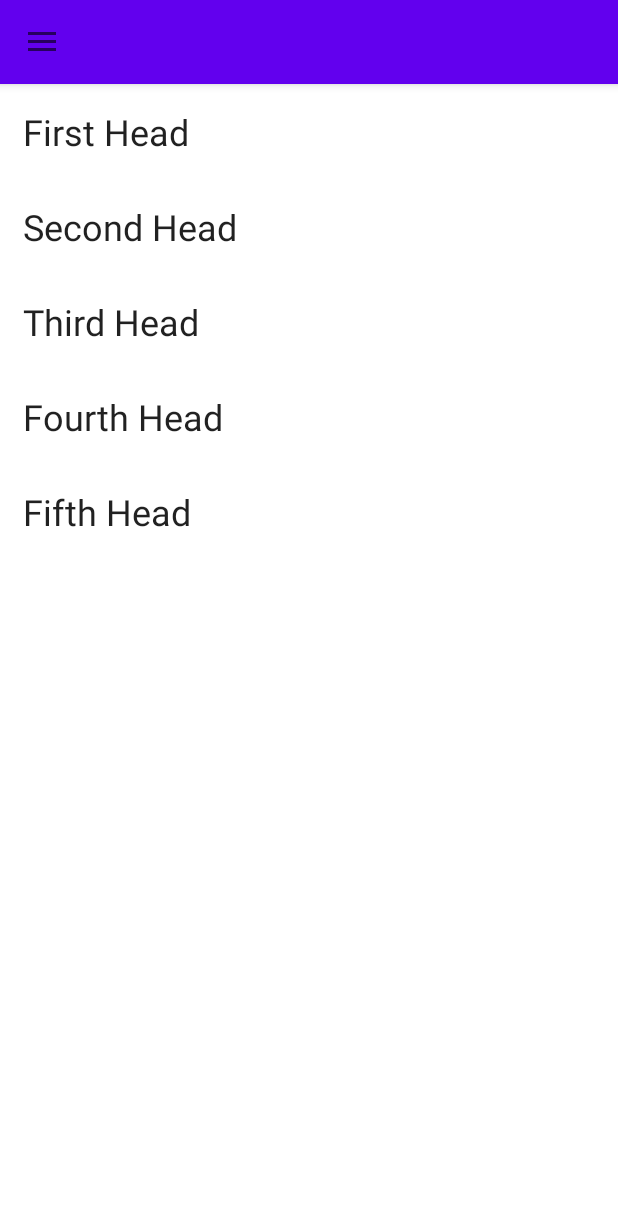
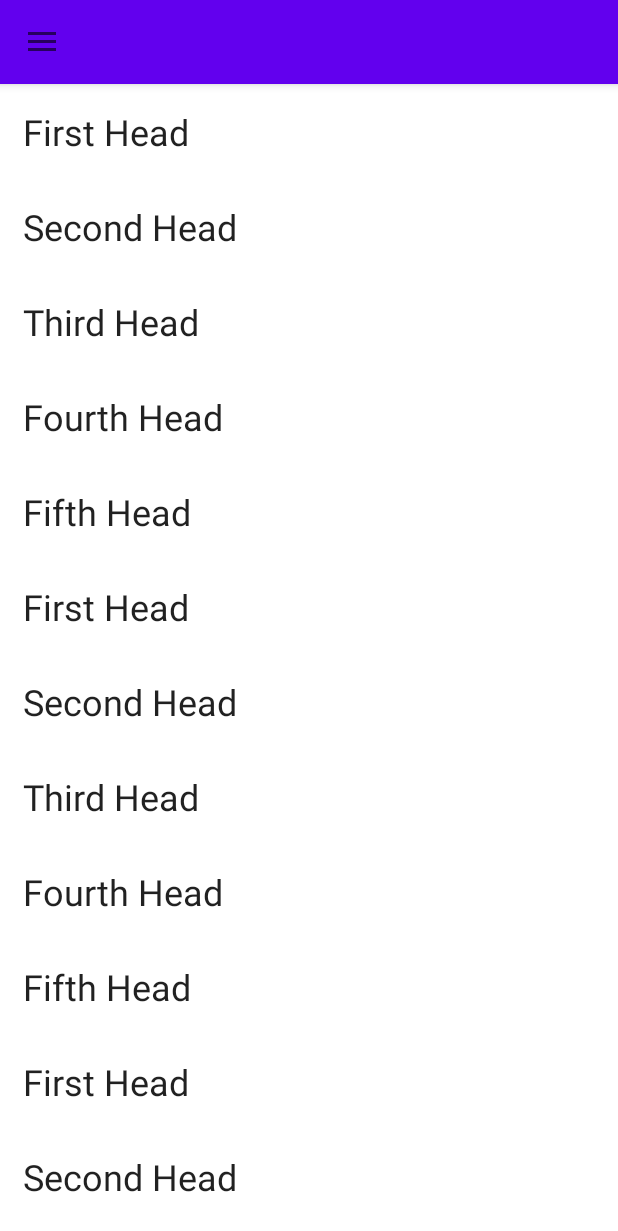
Before and after one commit to PrinceSch/MyNoteApp, an Android app: the screen it shows after launch (MainActivity), on a phone screen of 412 x 824 dp. Shown: the top 1231 px of the screen. Run offline under Robolectric (Android 15) with nearby library versions, the phone set to English and light mode, and no system bars.

Commit message:
1. Создайте список ваших заметок.

```diff
--- a/app/src/main/java/ru/geeekbrains/mynoteapp/domain/NoteRepositoryImpl.java
+++ b/app/src/main/java/ru/geeekbrains/mynoteapp/domain/NoteRepositoryImpl.java
@@ -11,11 +11,13 @@ public class NoteRepositoryImpl implements NoteRepository {
     public List<Note> getNotes(){
         ArrayList<Note> result = new ArrayList<>();
 
-        result.add(new Note(R.string.firstHead, R.string.firstBody, "2020-05-1"));
-        result.add(new Note(R.string.secondHead, R.string.secondBody, "2020-05-2"));
-        result.add(new Note(R.string.thirdHead, R.string.thirdBody, "2020-05-3"));
-        result.add(new Note(R.string.fourthHead, R.string.fourthBody, "2020-05-4"));
-        result.add(new Note(R.string.fifthHead, R.string.fifthBody, "2020-05-5"));
+        for (int i = 0; i < 100; i++) {
+            result.add(new Note(R.string.firstHead, R.string.firstBody, "2020-05-1"));
+            result.add(new Note(R.string.secondHead, R.string.secondBody, "2020-05-2"));
+            result.add(new Note(R.string.thirdHead, R.string.thirdBody, "2020-05-3"));
+            result.add(new Note(R.string.fourthHead, R.string.fourthBody, "2020-05-4"));
+            result.add(new Note(R.string.fifthHead, R.string.fifthBody, "2020-05-5"));
+        }
 
         return result;
     }
--- /dev/null
+++ b/app/src/main/java/ru/geeekbrains/mynoteapp/ui/NoteAdapter.java
@@ -0,0 +1,58 @@
+package ru.geeekbrains.mynoteapp.ui;
+
+import android.view.LayoutInflater;
+import android.view.View;
+import android.view.ViewGroup;
+import android.widget.TextView;
+
+import androidx.annotation.NonNull;
+import androidx.recyclerview.widget.RecyclerView;
+
+import java.util.ArrayList;
+import java.util.List;
+
+import ru.geeekbrains.mynoteapp.R;
+import ru.geeekbrains.mynoteapp.domain.Note;
+
+public class NoteAdapter extends RecyclerView.Adapter<NoteAdapter.NoteViewHolder> {
+
+    private final List<Note> notes = new ArrayList<>();
+
+    public void setData(List<Note> toSet){
+        notes.clear();
+        notes.addAll(toSet);
+    }
+
+    @NonNull
+    @Override
+    public NoteViewHolder onCreateViewHolder(@NonNull ViewGroup parent, int viewType) {
+        View itemView = LayoutInflater.from(parent.getContext()).inflate(R.layout.note_head, parent,false);
+
+        return new NoteViewHolder(itemView);
+    }
+
+    @Override
+    public void onBindViewHolder(@NonNull NoteAdapter.NoteViewHolder holder, int position) {
+
+        Note note = notes.get(position);
+        holder.noteHead.setText(note.getHead());
+    }
+
+    @Override
+    public int getItemCount() {
+        return notes.size();
+    }
+
+    class NoteViewHolder extends RecyclerView.ViewHolder{
+
+        TextView noteHead;
+
+        public NoteViewHolder(@NonNull View itemView) {
+            super(itemView);
+
+            noteHead = itemView.findViewById(R.id.note_head_view);
+        }
+    }
+
+
+}
--- a/app/src/main/java/ru/geeekbrains/mynoteapp/ui/NoteListFragment.java
+++ b/app/src/main/java/ru/geeekbrains/mynoteapp/ui/NoteListFragment.java
@@ -6,6 +6,8 @@ import android.os.Bundle;
 import androidx.annotation.NonNull;
 import androidx.annotation.Nullable;
 import androidx.fragment.app.Fragment;
+import androidx.recyclerview.widget.LinearLayoutManager;
+import androidx.recyclerview.widget.RecyclerView;
 
 import android.view.LayoutInflater;
 import android.view.View;
@@ -61,28 +63,15 @@ public class NoteListFragment extends Fragment {
     public void onViewCreated(@NonNull View view, @Nullable Bundle savedInstanceState) {
         super.onViewCreated(view, savedInstanceState);
 
-        LinearLayout notesList = view.findViewById(R.id.note_list_container);
+        RecyclerView notesList = view.findViewById(R.id.recycler_view_notes);
+        notesList.setLayoutManager(new LinearLayoutManager(requireContext()));
 
         List<Note> notes = noteRepository.getNotes();
 
-        for (Note note: notes){
-            View itemView = LayoutInflater.from(requireContext()).inflate(R.layout.note_head, notesList,false);
+        NoteAdapter noteAdapter = new NoteAdapter();
+        noteAdapter.setData(notes);
 
-            itemView.setOnClickListener(new View.OnClickListener() {
-                @Override
-                public void onClick(View v) {
-                    if (onNoteClicked != null){
-                        onNoteClicked.onNoteClicked(note);
-                    }
-                }
-            });
-
-            TextView noteHead = itemView.findViewById(R.id.note_head_view);
-
-            noteHead.setText(note.getHead());
-
-            notesList.addView(itemView);
-        }
+        notesList.setAdapter(noteAdapter);
 
     }
 
--- a/app/src/main/res/layout/activity_main.xml
+++ b/app/src/main/res/layout/activity_main.xml
@@ -7,9 +7,36 @@
     android:layout_height="match_parent"
     tools:context=".MainActivity" >
 
-    <include layout="@layout/fragment_layout"
+    <androidx.constraintlayout.widget.ConstraintLayout
         android:layout_width="match_parent"
-        android:layout_height="match_parent" />
+        android:layout_height="match_parent">
+
+        <com.google.android.material.appbar.AppBarLayout
+            android:id="@+id/app_bar"
+            android:layout_width="match_parent"
+            android:layout_height="wrap_content"
+            app:layout_constraintStart_toStartOf="parent"
+            app:layout_constraintTop_toTopOf="parent"
+            app:layout_constraintEnd_toEndOf="parent"
+            app:layout_constraintBottom_toTopOf="@id/notes_fragment">
+
+            <androidx.appcompat.widget.Toolbar
+                android:id="@+id/toolbar"
+                android:layout_width="match_parent"
+                android:layout_height="wrap_content" />
+
+        </com.google.android.material.appbar.AppBarLayout>
+
+        <androidx.fragment.app.FragmentContainerView
+            android:layout_width="0dp"
+            android:layout_height="0dp"
+            app:layout_constraintStart_toStartOf="parent"
+            app:layout_constraintTop_toBottomOf="@id/app_bar"
+            app:layout_constraintEnd_toEndOf="parent"
+            app:layout_constraintBottom_toBottomOf="parent"
+            android:id="@+id/notes_fragment" />
+
+    </androidx.constraintlayout.widget.ConstraintLayout>
 
     <com.google.android.material.navigation.NavigationView
         android:id="@+id/menu_view"
--- a/app/src/main/res/layout/fragment_layout.xml
+++ /dev/null
@@ -1,32 +0,0 @@
-<?xml version="1.0" encoding="utf-8"?>
-<androidx.constraintlayout.widget.ConstraintLayout xmlns:android="http://schemas.android.com/apk/res/android"
-    android:layout_width="match_parent"
-    android:layout_height="match_parent"
-    xmlns:app="http://schemas.android.com/apk/res-auto">
-
-    <com.google.android.material.appbar.AppBarLayout
-        android:id="@+id/app_bar"
-        android:layout_width="match_parent"
-        android:layout_height="wrap_content"
-        app:layout_constraintStart_toStartOf="parent"
-        app:layout_constraintTop_toTopOf="parent"
-        app:layout_constraintEnd_toEndOf="parent"
-        app:layout_constraintBottom_toTopOf="@id/notes_fragment">
-
-        <androidx.appcompat.widget.Toolbar
-            android:id="@+id/toolbar"
-            android:layout_width="match_parent"
-            android:layout_height="wrap_content" />
-
-    </com.google.android.material.appbar.AppBarLayout>
-
-    <androidx.fragment.app.FragmentContainerView
-        android:layout_width="0dp"
-        android:layout_height="0dp"
-        app:layout_constraintStart_toStartOf="parent"
-        app:layout_constraintTop_toBottomOf="@id/app_bar"
-        app:layout_constraintEnd_toEndOf="parent"
-        app:layout_constraintBottom_toBottomOf="parent"
-        android:id="@+id/notes_fragment" />
-
-</androidx.constraintlayout.widget.ConstraintLayout>
--- a/app/src/main/res/layout/fragment_note_list.xml
+++ b/app/src/main/res/layout/fragment_note_list.xml
@@ -1,10 +1,15 @@
 <?xml version="1.0" encoding="utf-8"?>
-<LinearLayout xmlns:android="http://schemas.android.com/apk/res/android"
+
+<FrameLayout xmlns:android="http://schemas.android.com/apk/res/android"
     xmlns:tools="http://schemas.android.com/tools"
-    android:id="@+id/note_list_container"
-    android:orientation="vertical"
     android:layout_width="match_parent"
     android:layout_height="match_parent"
     tools:context=".ui.NoteListFragment">
 
-</LinearLayout>
+    <androidx.recyclerview.widget.RecyclerView
+        android:id="@+id/recycler_view_notes"
+        android:layout_width="match_parent"
+        android:layout_height="match_parent"
+        tools:listitem="@layout/item"/>
+
+</FrameLayout>
--- /dev/null
+++ b/app/src/main/res/layout/item.xml
@@ -0,0 +1,7 @@
+<?xml version="1.0" encoding="utf-8"?>
+<TextView xmlns:android="http://schemas.android.com/apk/res/android"
+    android:id="@+id/textView"
+    android:layout_width="wrap_content"
+    android:layout_height="wrap_content"
+    android:textSize="@dimen/sizeItemList">
+</TextView>
--- a/app/src/main/res/values/dimens.xml
+++ b/app/src/main/res/values/dimens.xml
@@ -1,4 +1,5 @@
 <?xml version="1.0" encoding="utf-8"?>
 <resources>
     <dimen name="default_padding">15dp</dimen>
+    <dimen name="sizeItemList">30sp</dimen>
 </resources>
```
